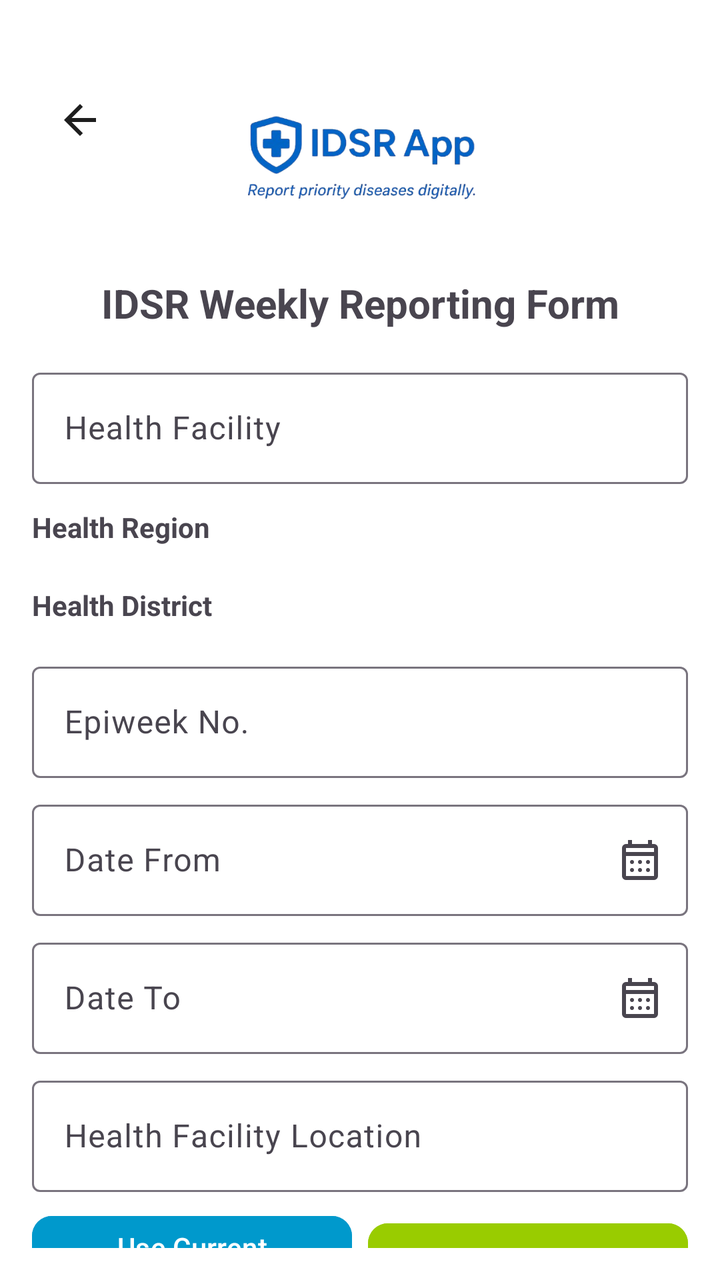
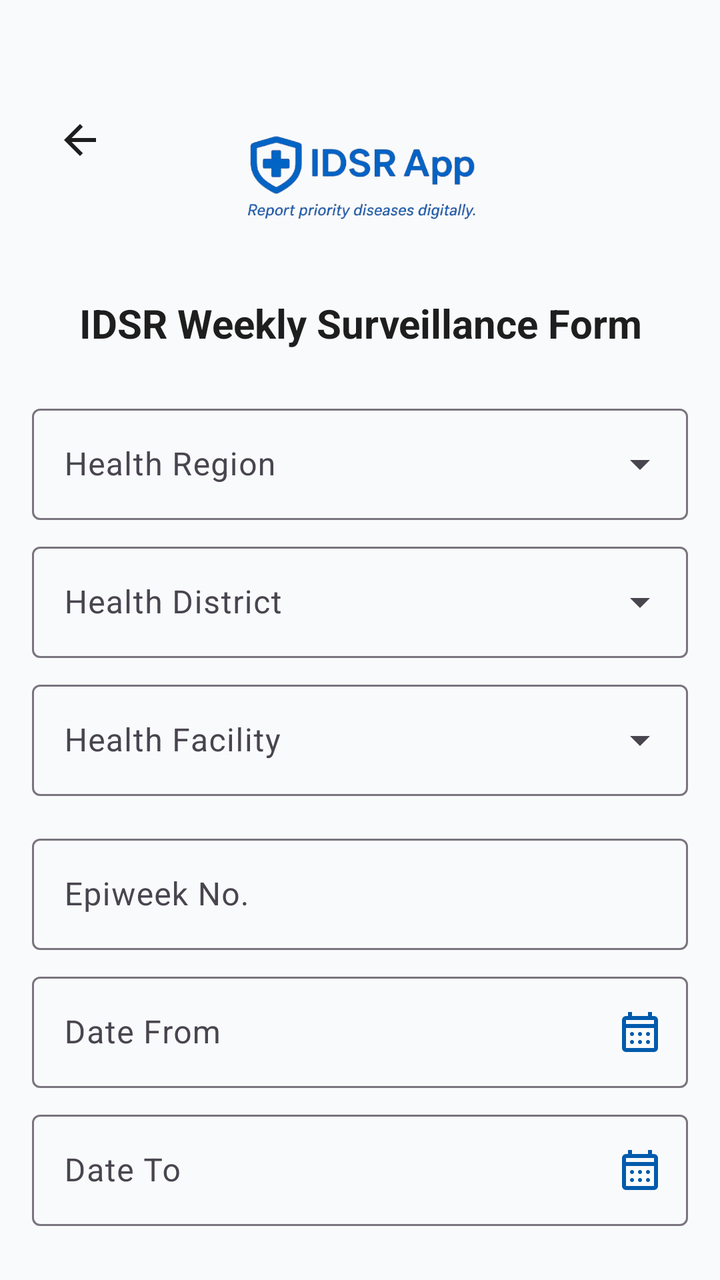

An Android layout rendered at two revisions. The XML below is the earlier revision; the diff shows what the commit changed to produce the second picture.
<!-- AndroidManifest.xml: application theme Theme.IDSR -->
<!-- res/layout/activity_surveillance1.xml -->
<?xml version="1.0" encoding="utf-8"?>
<androidx.core.widget.NestedScrollView xmlns:android="http://schemas.android.com/apk/res/android"
    xmlns:app="http://schemas.android.com/apk/res-auto"
    xmlns:tools="http://schemas.android.com/tools"
    android:layout_width="match_parent"
    android:layout_height="match_parent"
    android:fillViewport="true"
    android:padding="16dp"
    android:background="@color/white"
    tools:context=".activities.SurveillanceActivity1">

    <LinearLayout
        android:layout_width="match_parent"
        android:layout_height="wrap_content"
        android:orientation="vertical">


        <FrameLayout
            android:layout_width="match_parent"
            android:layout_height="wrap_content"
            android:layout_marginTop="10dp">

            <ImageButton
                android:id="@+id/btnBackSur1"
                android:layout_width="40dp"
                android:layout_height="60dp"
                android:layout_marginStart="4dp"
                android:layout_marginTop="4dp"
                android:background="?attr/selectableItemBackgroundBorderless"
                android:contentDescription="Back"
                android:src="@drawable/back_btn"
                app:tint="?attr/colorOnSurface" />

            <ImageView
                android:id="@+id/imgLogo"
                android:layout_width="140dp"
                android:layout_height="100dp"
                android:layout_gravity="center"
                android:layout_marginTop="4dp"
                android:contentDescription="App logo"
                android:scaleType="centerCrop"
                android:src="@drawable/splash11" />
        </FrameLayout>

        <TextView
            android:id="@+id/tvFormTitle"
            android:layout_width="match_parent"
            android:layout_height="wrap_content"
            android:text="IDSR Weekly Reporting Form"
            android:textSize="20sp"
            android:textStyle="bold"
            android:gravity="center"
            android:layout_marginTop="8dp"/>


        <com.google.android.material.textfield.TextInputLayout
            android:id="@+id/tilHealthFacility"
            android:layout_width="match_parent"
            android:layout_height="wrap_content"
            android:hint="Health Facility"
            android:layout_marginTop="16dp">

            <com.google.android.material.textfield.TextInputEditText
                android:id="@+id/etHealthFacility"
                android:layout_width="match_parent"
                android:layout_height="wrap_content"
                android:inputType="textPersonName" />
        </com.google.android.material.textfield.TextInputLayout>


        <TextView
            android:id="@+id/healthRegion"
            android:layout_width="wrap_content"
            android:layout_height="wrap_content"
            android:text="Health Region"
            android:textStyle="bold"
            android:layout_marginTop="12dp" />

        <Spinner
            android:id="@+id/spinnerRegion"
            android:layout_width="match_parent"
            android:layout_height="wrap_content"
            android:layout_marginTop="8dp"
            android:background="@drawable/spinner_background"
            android:spinnerMode="dropdown" />

        <TextView
            android:id="@+id/healthDistrict"
            android:layout_width="wrap_content"
            android:layout_height="wrap_content"
            android:text="Health District"
            android:textStyle="bold"
            android:layout_marginTop="12dp" />

        <Spinner
            android:id="@+id/spinnerDistrict"
            android:layout_width="match_parent"
            android:layout_height="wrap_content"
            android:layout_marginTop="8dp"
            android:background="@drawable/spinner_background"
            android:spinnerMode="dropdown" />





        <com.google.android.material.textfield.TextInputLayout
            android:layout_width="match_parent"
            android:layout_height="wrap_content"
            android:hint="Epiweek No."
            android:layout_marginTop="8dp">

            <com.google.android.material.textfield.TextInputEditText
                android:id="@+id/etEpiweek"
                android:layout_width="match_parent"
                android:layout_height="wrap_content"
                android:inputType="number" />
        </com.google.android.material.textfield.TextInputLayout>

        <com.google.android.material.textfield.TextInputLayout
            android:layout_width="match_parent"
            android:layout_height="wrap_content"
            android:hint="Date From"
            android:layout_marginTop="8dp"
            app:endIconMode="custom"
            app:endIconDrawable="@drawable/calendare">

            <com.google.android.material.textfield.TextInputEditText
                android:id="@+id/etDateFrom"
                android:layout_width="match_parent"
                android:layout_height="wrap_content"
                android:focusable="false"
                android:clickable="true" />
        </com.google.android.material.textfield.TextInputLayout>

        <com.google.android.material.textfield.TextInputLayout
            android:layout_width="match_parent"
            android:layout_height="wrap_content"
            android:hint="Date To"
            android:layout_marginTop="8dp"
            app:endIconMode="custom"
            app:endIconDrawable="@drawable/calendare">

            <com.google.android.material.textfield.TextInputEditText
                android:id="@+id/etDateTo"
                android:layout_width="match_parent"
                android:layout_height="wrap_content"
                android:focusable="false"
                android:clickable="true" />
        </com.google.android.material.textfield.TextInputLayout>


        <com.google.android.material.textfield.TextInputLayout
            android:layout_width="match_parent"
            android:layout_height="wrap_content"
            android:hint="Health Facility Location"
            android:layout_marginTop="8dp">

            <com.google.android.material.textfield.TextInputEditText
                android:id="@+id/facilityGeo"
                android:layout_width="match_parent"
                android:layout_height="wrap_content"
                android:inputType="text" />
        </com.google.android.material.textfield.TextInputLayout>

        <LinearLayout
            android:layout_width="match_parent"
            android:layout_height="wrap_content"
            android:orientation="horizontal"
            android:gravity="center"
            android:layout_marginTop="8dp"
            android:weightSum="2">

            <com.google.android.material.button.MaterialButton
                android:id="@+id/btnUseCurrentLocation"
                android:layout_width="0dp"
                android:layout_height="wrap_content"
                android:layout_weight="1"
                android:text="Use Current Location"
                android:backgroundTint="@android:color/holo_blue_dark"
                android:textAllCaps="false"
                app:cornerRadius="10dp" />

            <com.google.android.material.button.MaterialButton
                android:id="@+id/btnPickOnMap"
                android:layout_width="0dp"
                android:layout_height="wrap_content"
                android:layout_weight="1"
                android:layout_marginStart="8dp"
                android:text="Pick on Map"
                android:backgroundTint="@android:color/holo_green_light"
                android:textAllCaps="false"
                app:cornerRadius="10dp" />
        </LinearLayout>


        <com.google.android.material.button.MaterialButton
            android:id="@+id/btnNextSur1"
            android:layout_width="match_parent"
            android:layout_height="wrap_content"
            android:text="Next"
            android:backgroundTint="@android:color/holo_blue_dark"
            android:layout_marginTop="20dp"
            android:textAllCaps="false"
            app:cornerRadius="10dp" />
    </LinearLayout>
</androidx.core.widget.NestedScrollView>
<!-- resources referenced by this layout -->
<resources>
  <!-- drawable back_btn (drawable) -->
  <vector xmlns:android="http://schemas.android.com/apk/res/android"
      android:width="24dp"
      android:height="24dp"
      android:viewportWidth="960"
      android:viewportHeight="960"
      android:tint="?attr/colorControlNormal"
      android:autoMirrored="true">
    <path
        android:fillColor="@android:color/white"
        android:pathData="M313,520L537,744L480,800L160,480L480,160L537,216L313,440L800,440L800,520L313,520Z"/>
  </vector>
  <!-- drawable calendare (drawable) -->
  <vector xmlns:android="http://schemas.android.com/apk/res/android"
      android:width="24dp"
      android:height="24dp"
      android:viewportWidth="960"
      android:viewportHeight="960"
      android:tint="?attr/colorControlNormal">
    <path
        android:fillColor="@android:color/white"
        android:pathData="M200,880Q167,880 143.5,856.5Q120,833 120,800L120,240Q120,207 143.5,183.5Q167,160 200,160L240,160L240,80L320,80L320,160L640,160L640,80L720,80L720,160L760,160Q793,160 816.5,183.5Q840,207 840,240L840,800Q840,833 816.5,856.5Q793,880 760,880L200,880ZM200,800L760,800Q760,800 760,800Q760,800 760,800L760,400L200,400L200,800Q200,800 200,800Q200,800 200,800ZM200,320L760,320L760,240Q760,240 760,240Q760,240 760,240L200,240Q200,240 200,240Q200,240 200,240L200,320ZM200,320L200,240Q200,240 200,240Q200,240 200,240L200,240Q200,240 200,240Q200,240 200,240L200,320ZM480,560Q463,560 451.5,548.5Q440,537 440,520Q440,503 451.5,491.5Q463,480 480,480Q497,480 508.5,491.5Q520,503 520,520Q520,537 508.5,548.5Q497,560 480,560ZM320,560Q303,560 291.5,548.5Q280,537 280,520Q280,503 291.5,491.5Q303,480 320,480Q337,480 348.5,491.5Q360,503 360,520Q360,537 348.5,548.5Q337,560 320,560ZM640,560Q623,560 611.5,548.5Q600,537 600,520Q600,503 611.5,491.5Q623,480 640,480Q657,480 668.5,491.5Q680,503 680,520Q680,537 668.5,548.5Q657,560 640,560ZM480,720Q463,720 451.5,708.5Q440,697 440,680Q440,663 451.5,651.5Q463,640 480,640Q497,640 508.5,651.5Q520,663 520,680Q520,697 508.5,708.5Q497,720 480,720ZM320,720Q303,720 291.5,708.5Q280,697 280,680Q280,663 291.5,651.5Q303,640 320,640Q337,640 348.5,651.5Q360,663 360,680Q360,697 348.5,708.5Q337,720 320,720ZM640,720Q623,720 611.5,708.5Q600,697 600,680Q600,663 611.5,651.5Q623,640 640,640Q657,640 668.5,651.5Q680,663 680,680Q680,697 668.5,708.5Q657,720 640,720Z"/>
  </vector>
  <!-- drawable spinner_background (drawable) -->
  <shape xmlns:android="http://schemas.android.com/apk/res/android" android:shape="rectangle">
      <solid android:color="@android:color/white" />
      <stroke android:width="1dp" android:color="#D1D1D1" />
      <corners android:radius="10dp" />
      <padding android:left="8dp" android:right="8dp" />
  </shape>
  <!-- drawable splash11: png bitmap (drawable, 74529 bytes) -->
  <style name="Theme.IDSR" parent="Theme.Material3.DayNight.NoActionBar">
  
  
          <item name="colorPrimary">#1A73E8</item>
          <item name="colorOnPrimary">#FFFFFF</item>
          <item name="colorPrimaryContainer">#D2E3FC</item>
  
  
          <item name="android:colorBackground">#F5F7FA</item>
  
  
          <item name="colorSurface">#FFFFFF</item>
          <item name="colorSurfaceVariant">#F5F7FA</item>
  
  
          <item name="colorOnSurface">#1E1E1E</item>
  
  
          <item name="textInputStyle">
              @style/Widget.Material3.TextInputLayout.OutlinedBox
          </item>
  
  
          <item name="android:statusBarColor">@android:color/transparent</item>
          <item name="android:windowLightStatusBar">true</item>
  
      </style>
</resources>

<!-- the commit's change to res/layout/activity_surveillance1.xml (unified diff, before → after) -->
@@ -6,21 +6,21 @@
     android:layout_height="match_parent"
     android:fillViewport="true"
     android:padding="16dp"
-    android:background="@color/white"
+    android:background="?attr/android:colorBackground"
     tools:context=".activities.SurveillanceActivity1">
 
     <LinearLayout
         android:layout_width="match_parent"
         android:layout_height="wrap_content"
+        android:layout_marginTop="10dp"
         android:orientation="vertical">
 
-
         <FrameLayout
             android:layout_width="match_parent"
             android:layout_height="wrap_content"
             android:layout_marginTop="10dp">
 
-            <ImageButton
+            <androidx.appcompat.widget.AppCompatImageButton
                 android:id="@+id/btnBackSur1"
                 android:layout_width="40dp"
                 android:layout_height="60dp"
@@ -31,7 +31,7 @@
                 android:src="@drawable/back_btn"
                 app:tint="?attr/colorOnSurface" />
 
-            <ImageView
+            <androidx.appcompat.widget.AppCompatImageView
                 android:id="@+id/imgLogo"
                 android:layout_width="140dp"
                 android:layout_height="100dp"
@@ -46,111 +46,129 @@
             android:id="@+id/tvFormTitle"
             android:layout_width="match_parent"
             android:layout_height="wrap_content"
-            android:text="IDSR Weekly Reporting Form"
+            android:text="IDSR Weekly Surveillance Form"
             android:textSize="20sp"
             android:textStyle="bold"
+            android:textColor="?attr/colorOnSurface"
             android:gravity="center"
-            android:layout_marginTop="8dp"/>
+            android:layout_marginTop="8dp"
+            android:layout_marginBottom="8dp"/>
+
+
+        <com.google.android.material.textfield.TextInputLayout
+            style="@style/Widget.Material3.TextInputLayout.OutlinedBox.ExposedDropdownMenu"
+            android:layout_width="match_parent"
+            android:layout_height="wrap_content"
+            android:hint="Health Region"
+            android:layout_marginTop="16dp">
+
+            <AutoCompleteTextView
+                android:id="@+id/spinnerRegion"
+                android:layout_width="match_parent"
+                android:layout_height="wrap_content"
+                android:textColor="?attr/colorOnSurface"
+                android:inputType="none"
+                android:focusable="false" />
+        </com.google.android.material.textfield.TextInputLayout>
+
+
+        <com.google.android.material.textfield.TextInputLayout
+            style="@style/Widget.Material3.TextInputLayout.OutlinedBox.ExposedDropdownMenu"
+            android:layout_width="match_parent"
+            android:layout_height="wrap_content"
+            android:hint="Health District"
+            android:layout_marginTop="8dp">
+
+            <AutoCompleteTextView
+                android:id="@+id/spinnerDistrict"
+                android:layout_width="match_parent"
+                android:layout_height="wrap_content"
+                android:textColor="?attr/colorOnSurface"
+                android:inputType="none"
+                android:focusable="false" />
+        </com.google.android.material.textfield.TextInputLayout>
 
 
         <com.google.android.material.textfield.TextInputLayout
             android:id="@+id/tilHealthFacility"
+            style="@style/Widget.Material3.TextInputLayout.OutlinedBox.ExposedDropdownMenu"
             android:layout_width="match_parent"
             android:layout_height="wrap_content"
             android:hint="Health Facility"
+            android:layout_marginTop="8dp">
+
+            <AutoCompleteTextView
+                android:id="@+id/spinnerFacility"
+                android:layout_width="match_parent"
+                android:layout_height="wrap_content"
+                android:textColor="?attr/colorOnSurface"
+                android:inputType="none"
+                android:focusable="false" />
+        </com.google.android.material.textfield.TextInputLayout>
+
+
+        <com.google.android.material.textfield.TextInputLayout
+            android:id="@+id/tilEpiweek"
+            style="@style/Widget.Material3.TextInputLayout.OutlinedBox"
+            android:layout_width="match_parent"
+            android:layout_height="wrap_content"
+            android:hint="Epiweek No."
             android:layout_marginTop="16dp">
 
             <com.google.android.material.textfield.TextInputEditText
-                android:id="@+id/etHealthFacility"
-                android:layout_width="match_parent"
-                android:layout_height="wrap_content"
-                android:inputType="textPersonName" />
-        </com.google.android.material.textfield.TextInputLayout>
-
-
-        <TextView
-            android:id="@+id/healthRegion"
-            android:layout_width="wrap_content"
-            android:layout_height="wrap_content"
-            android:text="Health Region"
-            android:textStyle="bold"
-            android:layout_marginTop="12dp" />
-
-        <Spinner
-            android:id="@+id/spinnerRegion"
-            android:layout_width="match_parent"
-            android:layout_height="wrap_content"
-            android:layout_marginTop="8dp"
-            android:background="@drawable/spinner_background"
-            android:spinnerMode="dropdown" />
-
-        <TextView
-            android:id="@+id/healthDistrict"
-            android:layout_width="wrap_content"
-            android:layout_height="wrap_content"
-            android:text="Health District"
-            android:textStyle="bold"
-            android:layout_marginTop="12dp" />
-
-        <Spinner
-            android:id="@+id/spinnerDistrict"
-            android:layout_width="match_parent"
-            android:layout_height="wrap_content"
-            android:layout_marginTop="8dp"
-            android:background="@drawable/spinner_background"
-            android:spinnerMode="dropdown" />
-
-
-
-
-
-        <com.google.android.material.textfield.TextInputLayout
-            android:layout_width="match_parent"
-            android:layout_height="wrap_content"
-            android:hint="Epiweek No."
-            android:layout_marginTop="8dp">
-
-            <com.google.android.material.textfield.TextInputEditText
                 android:id="@+id/etEpiweek"
                 android:layout_width="match_parent"
                 android:layout_height="wrap_content"
+                android:textColor="?attr/colorOnSurface"
                 android:inputType="number" />
         </com.google.android.material.textfield.TextInputLayout>
 
-        <com.google.android.material.textfield.TextInputLayout
+
+        <com.google.android.material.textfield.TextInputLayout
+            android:id="@+id/tilDateFrom"
+            style="@style/Widget.Material3.TextInputLayout.OutlinedBox"
             android:layout_width="match_parent"
             android:layout_height="wrap_content"
             android:hint="Date From"
             android:layout_marginTop="8dp"
             app:endIconMode="custom"
-            app:endIconDrawable="@drawable/calendare">
+            app:endIconDrawable="@drawable/calendare"
+            app:endIconTint="?attr/colorPrimary">
 
             <com.google.android.material.textfield.TextInputEditText
                 android:id="@+id/etDateFrom"
                 android:layout_width="match_parent"
                 android:layout_height="wrap_content"
+                android:textColor="?attr/colorOnSurface"
                 android:focusable="false"
                 android:clickable="true" />
         </com.google.android.material.textfield.TextInputLayout>
 
-        <com.google.android.material.textfield.TextInputLayout
+
+        <com.google.android.material.textfield.TextInputLayout
+            android:id="@+id/tilDateTo"
+            style="@style/Widget.Material3.TextInputLayout.OutlinedBox"
             android:layout_width="match_parent"
             android:layout_height="wrap_content"
             android:hint="Date To"
             android:layout_marginTop="8dp"
             app:endIconMode="custom"
-            app:endIconDrawable="@drawable/calendare">
+            app:endIconDrawable="@drawable/calendare"
+            app:endIconTint="?attr/colorPrimary">
 
             <com.google.android.material.textfield.TextInputEditText
                 android:id="@+id/etDateTo"
                 android:layout_width="match_parent"
                 android:layout_height="wrap_content"
+                android:textColor="?attr/colorOnSurface"
                 android:focusable="false"
                 android:clickable="true" />
         </com.google.android.material.textfield.TextInputLayout>
 
 
         <com.google.android.material.textfield.TextInputLayout
+            android:id="@+id/tilFacilityGeo"
+            style="@style/Widget.Material3.TextInputLayout.OutlinedBox"
             android:layout_width="match_parent"
             android:layout_height="wrap_content"
             android:hint="Health Facility Location"
@@ -160,48 +178,58 @@
                 android:id="@+id/facilityGeo"
                 android:layout_width="match_parent"
                 android:layout_height="wrap_content"
+                android:textColor="?attr/colorOnSurface"
                 android:inputType="text" />
         </com.google.android.material.textfield.TextInputLayout>
+
 
         <LinearLayout
             android:layout_width="match_parent"
             android:layout_height="wrap_content"
             android:orientation="horizontal"
             android:gravity="center"
-            android:layout_marginTop="8dp"
+            android:layout_marginTop="16dp"
             android:weightSum="2">
 
             <com.google.android.material.button.MaterialButton
                 android:id="@+id/btnUseCurrentLocation"
+                style="@style/Widget.Material3.Button"
                 android:layout_width="0dp"
                 android:layout_height="wrap_content"
                 android:layout_weight="1"
                 android:text="Use Current Location"
-                android:backgroundTint="@android:color/holo_blue_dark"
+                android:layout_marginEnd="4dp"
                 android:textAllCaps="false"
-                app:cornerRadius="10dp" />
+                app:cornerRadius="10dp"
+                app:icon="@android:drawable/ic_menu_mylocation"
+                app:iconGravity="textStart" />
 
             <com.google.android.material.button.MaterialButton
                 android:id="@+id/btnPickOnMap"
+                style="@style/Widget.Material3.Button.OutlinedButton"
                 android:layout_width="0dp"
                 android:layout_height="wrap_content"
                 android:layout_weight="1"
-                android:layout_marginStart="8dp"
+                android:layout_marginStart="4dp"
                 android:text="Pick on Map"
-                android:backgroundTint="@android:color/holo_green_light"
                 android:textAllCaps="false"
-                app:cornerRadius="10dp" />
+                app:cornerRadius="10dp"
+                app:icon="@android:drawable/ic_dialog_map"
+                app:iconGravity="textStart" />
         </LinearLayout>
 
 
         <com.google.android.material.button.MaterialButton
             android:id="@+id/btnNextSur1"
+            style="@style/Widget.Material3.Button"
             android:layout_width="match_parent"
             android:layout_height="wrap_content"
             android:text="Next"
-            android:backgroundTint="@android:color/holo_blue_dark"
-            android:layout_marginTop="20dp"
+            android:layout_marginTop="24dp"
+            android:layout_marginBottom="16dp"
             android:textAllCaps="false"
+            android:minHeight="56dp"
             app:cornerRadius="10dp" />
+
     </LinearLayout>
 </androidx.core.widget.NestedScrollView>
<!-- resource entries referenced after the edit -->
@@ -23,40 +23,41 @@
         android:fillColor="@android:color/white"
         android:pathData="M200,880Q167,880 143.5,856.5Q120,833 120,800L120,240Q120,207 143.5,183.5Q167,160 200,160L240,160L240,80L320,80L320,160L640,160L640,80L720,80L720,160L760,160Q793,160 816.5,183.5Q840,207 840,240L840,800Q840,833 816.5,856.5Q793,880 760,880L200,880ZM200,800L760,800Q760,800 760,800Q760,800 760,800L760,400L200,400L200,800Q200,800 200,800Q200,800 200,800ZM200,320L760,320L760,240Q760,240 760,240Q760,240 760,240L200,240Q200,240 200,240Q200,240 200,240L200,320ZM200,320L200,240Q200,240 200,240Q200,240 200,240L200,240Q200,240 200,240Q200,240 200,240L200,320ZM480,560Q463,560 451.5,548.5Q440,537 440,520Q440,503 451.5,491.5Q463,480 480,480Q497,480 508.5,491.5Q520,503 520,520Q520,537 508.5,548.5Q497,560 480,560ZM320,560Q303,560 291.5,548.5Q280,537 280,520Q280,503 291.5,491.5Q303,480 320,480Q337,480 348.5,491.5Q360,503 360,520Q360,537 348.5,548.5Q337,560 320,560ZM640,560Q623,560 611.5,548.5Q600,537 600,520Q600,503 611.5,491.5Q623,480 640,480Q657,480 668.5,491.5Q680,503 680,520Q680,537 668.5,548.5Q657,560 640,560ZM480,720Q463,720 451.5,708.5Q440,697 440,680Q440,663 451.5,651.5Q463,640 480,640Q497,640 508.5,651.5Q520,663 520,680Q520,697 508.5,708.5Q497,720 480,720ZM320,720Q303,720 291.5,708.5Q280,697 280,680Q280,663 291.5,651.5Q303,640 320,640Q337,640 348.5,651.5Q360,663 360,680Q360,697 348.5,708.5Q337,720 320,720ZM640,720Q623,720 611.5,708.5Q600,697 600,680Q600,663 611.5,651.5Q623,640 640,640Q657,640 668.5,651.5Q680,663 680,680Q680,697 668.5,708.5Q657,720 640,720Z"/>
   </vector>
-  <!-- drawable spinner_background (drawable) -->
-  <shape xmlns:android="http://schemas.android.com/apk/res/android" android:shape="rectangle">
-      <solid android:color="@android:color/white" />
-      <stroke android:width="1dp" android:color="#D1D1D1" />
-      <corners android:radius="10dp" />
-      <padding android:left="8dp" android:right="8dp" />
-  </shape>
   <!-- drawable splash11: png bitmap (drawable, 74529 bytes) -->
   <style name="Theme.IDSR" parent="Theme.Material3.DayNight.NoActionBar">
   
   
-          <item name="colorPrimary">#1A73E8</item>
-          <item name="colorOnPrimary">#FFFFFF</item>
+          <item name="colorPrimary">@color/idsr_primary</item>
+          <item name="colorOnPrimary">@color/idsr_on_primary</item>
           <item name="colorPrimaryContainer">#D2E3FC</item>
   
   
-          <item name="android:colorBackground">#F5F7FA</item>
+          <item name="android:colorBackground">@color/idsr_background</item>
   
   
-          <item name="colorSurface">#FFFFFF</item>
-          <item name="colorSurfaceVariant">#F5F7FA</item>
+          <item name="colorSurface">@color/idsr_surface</item>
+          <item name="colorSurfaceVariant">@color/idsr_background</item>
   
   
-          <item name="colorOnSurface">#1E1E1E</item>
+          <item name="colorOnSurface">@color/idsr_on_surface</item>
+  
+          <item name="android:textColor">@color/idsr_on_surface</item>
+          <item name="android:textColorPrimary">@color/idsr_on_surface</item>
+          <item name="android:textColorSecondary">@color/idsr_gray</item>
   
   
-          <item name="textInputStyle">
-              @style/Widget.Material3.TextInputLayout.OutlinedBox
-          </item>
+          <item name="textInputStyle">@style/Widget.Material3.TextInputLayout.OutlinedBox</item>
   
   
           <item name="android:statusBarColor">@android:color/transparent</item>
           <item name="android:windowLightStatusBar">true</item>
   
       </style>
+  <color name="idsr_primary">#005BAC</color>
+  <color name="idsr_on_primary">#FFFFFF</color>
+  <color name="idsr_background">#F9FAFB</color>
+  <color name="idsr_surface">#FFFFFF</color>
+  <color name="idsr_on_surface">#1E1E1E</color>
+  <color name="idsr_gray">#555555</color>
 </resources>
 
